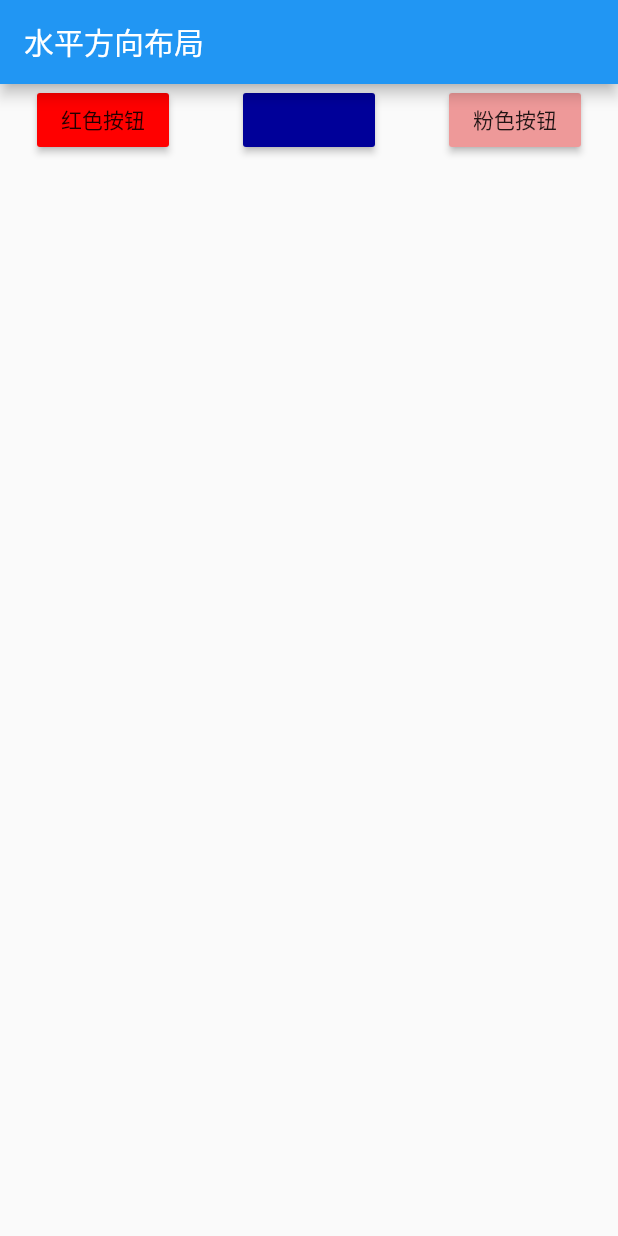
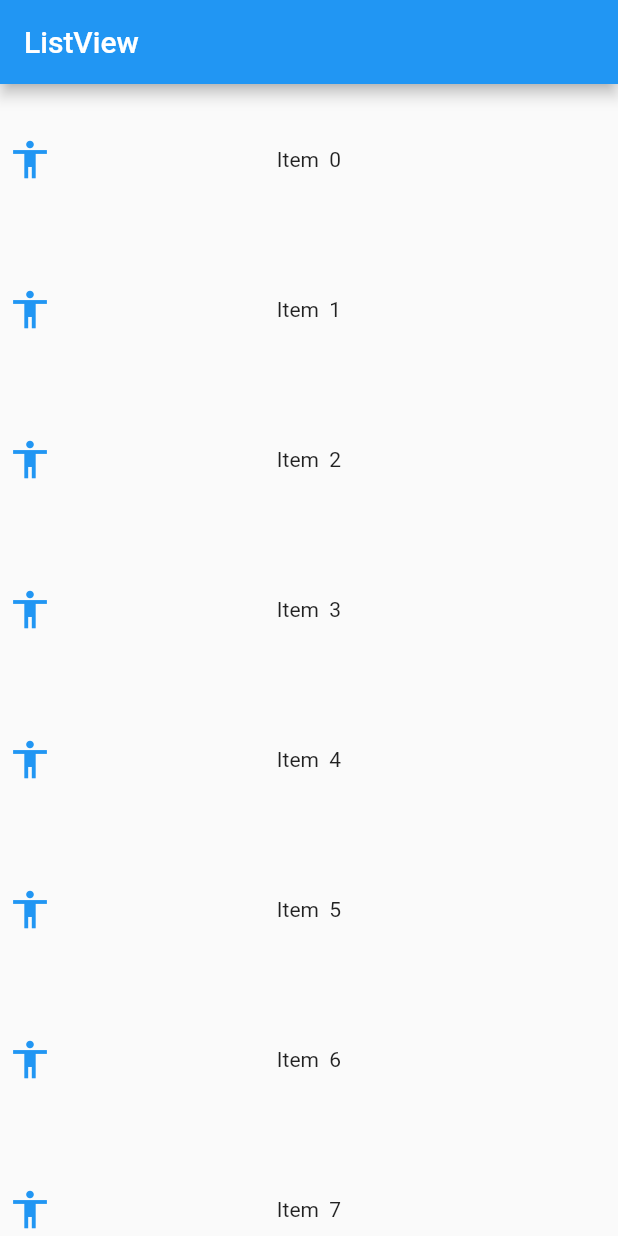
Before and after one commit to wangtaoT/flutter_app, a Flutter app: the screen it shows after launch, on a phone screen of 412 x 824 dp. Run offline on Flutter 3.47's test engine with Material 2 defaults, Android fonts, the phone set to English and light mode, and no system bars.

Commit message:
flutter listview

```diff
--- a/lib/main.dart
+++ b/lib/main.dart
@@ -5,50 +5,147 @@ import 'package:flutter/material.dart';
 import 'package:flutter/services.dart';
 
 void main() {
-  runApp(new MaterialApp(
-    home: new LayoutDemo(),
-  ));
+  runApp(new MaterialApp(home: new MyApp()));
+}
 
-  //沉浸式状态栏
-  if (Platform.isAndroid) {
-    SystemUiOverlayStyle systemUiOverlayStyle =
-        SystemUiOverlayStyle(statusBarColor: Colors.transparent);
-    SystemChrome.setSystemUIOverlayStyle(systemUiOverlayStyle);
+class MyApp extends StatefulWidget {
+  @override
+  State<StatefulWidget> createState() {
+    return new MyState();
   }
 }
 
-class LayoutDemo extends StatelessWidget {
+class MyState extends State<MyApp> {
+  List<ItemEntity> entityList = [];
+  ScrollController _scrollController = new ScrollController();
+  bool isLoadData = false;
+
+  @override
+  void initState() {
+    super.initState();
+    _scrollController.addListener(() {
+      if (_scrollController.position.pixels ==
+          _scrollController.position.maxScrollExtent) {
+        print("-----------------加载更多");
+        _getMoreData();
+      }
+    });
+    for (int i = 0; i < 10; i++) {
+      entityList.add(ItemEntity("Item  $i", Icons.accessibility));
+    }
+  }
+
+  Future<Null> _handleRefresh() async {
+    print("-------------开始刷新");
+    await Future.delayed(Duration(seconds: 2), () {
+      setState(() {
+        entityList.clear();
+        entityList = List.generate(10, (index) {
+          return new ItemEntity("下拉刷新后-----item$index", Icons.accessibility);
+        });
+      });
+    });
+  }
+
+  Future<Null> _getMoreData() async {
+    await Future.delayed(Duration(seconds: 2), () {
+      //模拟延时操作
+      if (!isLoadData) {
+        isLoadData = true;
+        setState(() {
+          isLoadData = false;
+          List<ItemEntity> newList = List.generate(
+              5,
+              (index) => new ItemEntity(
+                  "上拉加载--item ${index + entityList.length}",
+                  Icons.accessibility));
+          entityList.addAll(newList);
+        });
+      }
+    });
+  }
+
   @override
   Widget build(BuildContext context) {
     return new Scaffold(
       appBar: new AppBar(
-        title: new Text("水平方向布局"),
+        title: new Text("ListView"),
       ),
-      body: new Row(
-        mainAxisAlignment: MainAxisAlignment.spaceAround,
+      body: RefreshIndicator(
+          displacement: 50,
+          color: Colors.redAccent,
+          backgroundColor: Colors.blue,
+          child: new ListView.builder(
+            itemBuilder: (BuildContext context, int index) {
+              if (index == entityList.length) {
+                return LoadMoreView();
+              } else {
+                return ItemView(entityList[index]);
+              }
+            },
+            itemCount: entityList.length + 1,
+            controller: _scrollController,
+          ),
+          onRefresh: _handleRefresh),
+    );
+  }
+}
+
+class ItemEntity {
+  String title;
+  IconData iconData;
+
+  ItemEntity(this.title, this.iconData);
+}
+
+class ItemView extends StatelessWidget {
+  ItemEntity itemEntity;
+
+  ItemView(this.itemEntity);
+
+  @override
+  Widget build(BuildContext context) {
+    return new Container(
+      height: 100,
+      child: Stack(
+        alignment: Alignment.center,
         children: <Widget>[
-          new RaisedButton(
-            onPressed: () {
-              print("点击红色按钮");
-            },
-            color: const Color(0xffff0000),
-            child: new Text("红色按钮"),
+          new Text(
+            itemEntity.title,
+            style: TextStyle(color: Colors.black87),
           ),
-          new RaisedButton(
-            onPressed: () {
-              print("点击蓝色按钮");
-            },
-            color: const Color(0xff000099),
-          ),
-          new RaisedButton(
-            onPressed: () {
-              print("点击粉色按钮");
-            },
-            color: const Color(0xffee9999),
-            child: new Text("粉色按钮"),
+          new Positioned(
+            child: Icon(
+              itemEntity.iconData,
+              size: 30,
+              color: Colors.blue,
+            ),
+            left: 5,
           )
         ],
       ),
     );
   }
 }
+
+class LoadMoreView extends StatelessWidget {
+  @override
+  Widget build(BuildContext context) {
+    return Container(
+      child: Padding(
+        padding: const EdgeInsets.all(18.0),
+        child: Center(
+          child: Row(
+            children: <Widget>[
+              new CircularProgressIndicator(),
+              Padding(padding: EdgeInsets.all(10)),
+              Text('加载中...')
+            ],
+            mainAxisAlignment: MainAxisAlignment.center,
+          ),
+        ),
+      ),
+      color: Colors.white70,
+    );
+  }
+}
```
